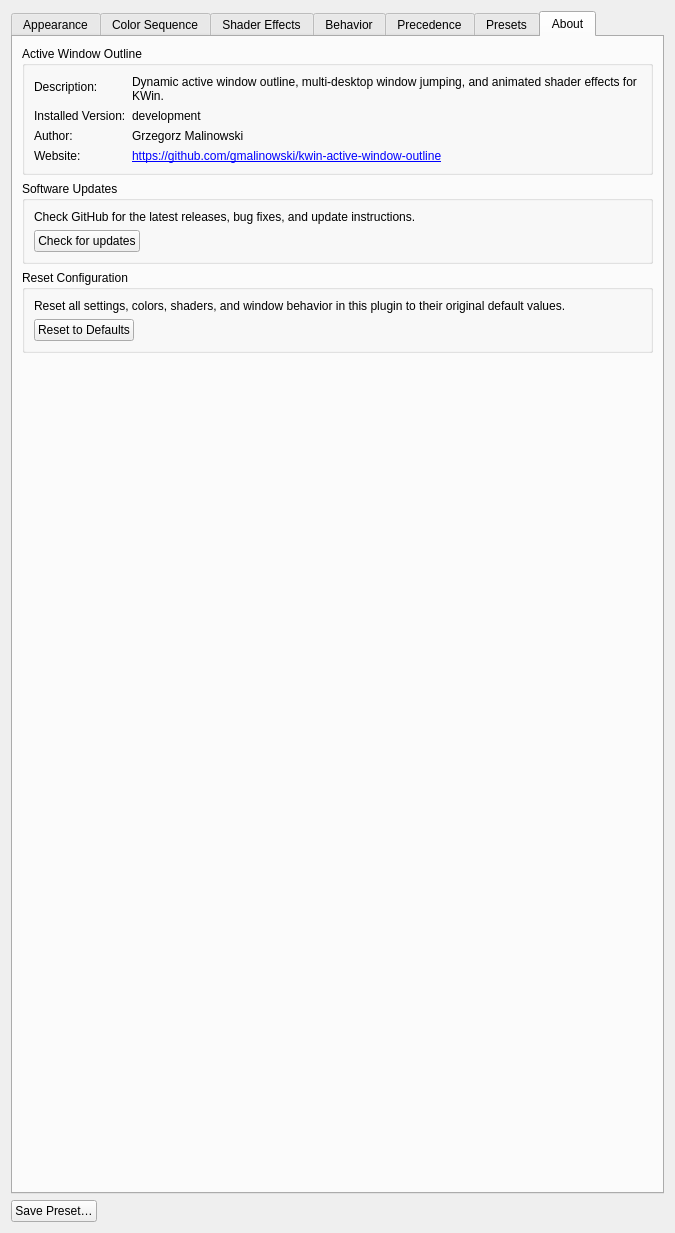
Old version of the form activewindowoutline_config.ui in the repository gmalinowski/LeapK.
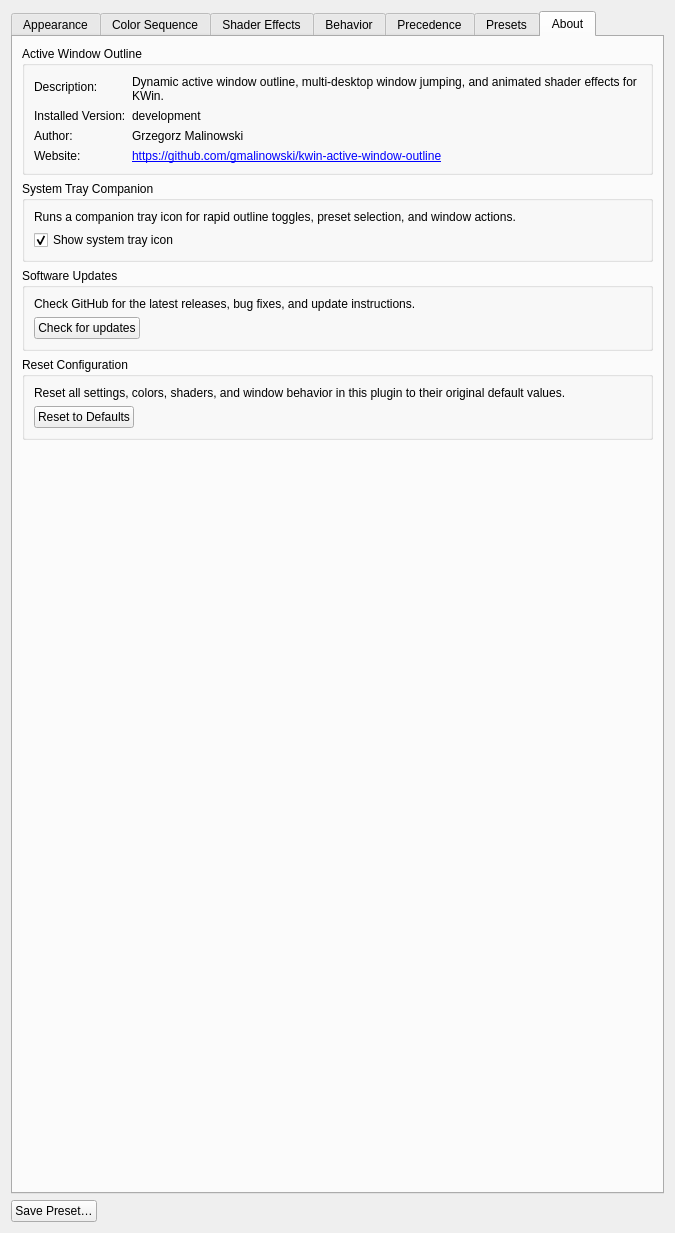
New version of the form. The open tabs and pages were chosen to show the change. Icons and pictures are not drawn. Custom widgets are drawn as their Qt base class.

Commit message: feat(tray): add companion system tray icon for quick controls and preset switching

What changed in the file:
```diff
--- a/activewindowoutline_config.ui
+++ b/activewindowoutline_config.ui
@@ -2396,6 +2396,38 @@
          </layout>
         </widget>
        </item>
+       <item>
+        <widget class="QGroupBox" name="groupTray">
+         <property name="title">
+          <string>System Tray Companion</string>
+         </property>
+         <layout class="QVBoxLayout" name="verticalLayoutTray">
+          <item>
+           <widget class="QLabel" name="label_trayDesc">
+            <property name="text">
+             <string>Runs a companion tray icon for rapid outline toggles, preset selection, and window actions.</string>
+            </property>
+            <property name="wordWrap">
+             <bool>true</bool>
+            </property>
+           </widget>
+          </item>
+          <item>
+           <widget class="QCheckBox" name="kcfg_TrayIconEnabled">
+            <property name="text">
+             <string>Show system tray icon</string>
+            </property>
+            <property name="toolTip">
+             <string>Enable the companion system tray icon in the system notification area.</string>
+            </property>
+            <property name="checked">
+             <bool>true</bool>
+            </property>
+           </widget>
+          </item>
+         </layout>
+        </widget>
+       </item>
        <item>
         <widget class="QGroupBox" name="groupUpdates">
          <property name="title">
```
The commit also changes 11 other files.
